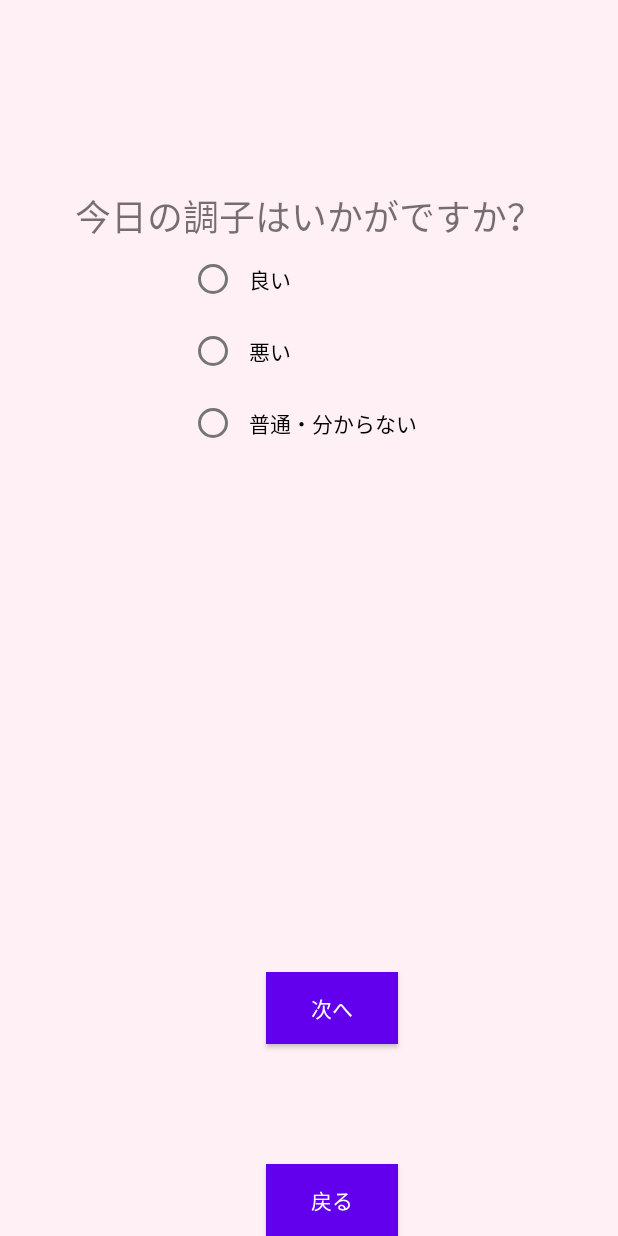
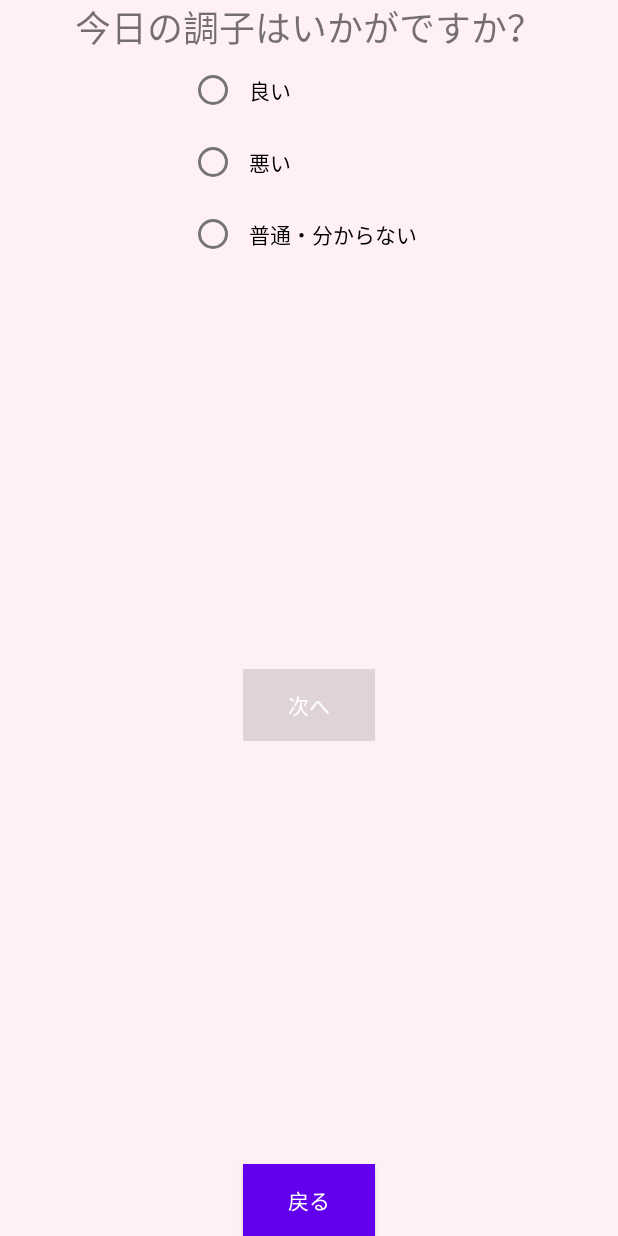
Before and after one commit to ayatakeishi/Imatsurai, an Android app: the layout activity_kyounochoushi.xml on its own in the app's theme, with its tools: preview values and no code run, on a phone screen of 412 x 824 dp. Run offline under Robolectric (Android 15) with nearby library versions, the phone set to English and light mode, and no system bars.

```diff
--- a/app/src/main/res/layout/activity_kyounochoushi.xml
+++ b/app/src/main/res/layout/activity_kyounochoushi.xml
@@ -14,12 +14,10 @@
         android:text="今日の調子はいかがですか？"
         android:gravity="center"
         android:textSize="24sp"
-        app:layout_constraintBottom_toBottomOf="parent"
-        app:layout_constraintHorizontal_bias="0.498"
-        app:layout_constraintLeft_toLeftOf="parent"
-        app:layout_constraintRight_toRightOf="parent"
         app:layout_constraintTop_toTopOf="parent"
-        app:layout_constraintVertical_bias="0.16" />
+        app:layout_constraintStart_toStartOf="parent"
+        app:layout_constraintEnd_toEndOf="parent"
+        app:layout_constraintVertical_bias="0.1" />
 
     <RadioGroup
         android:id="@+id/radioGroup"
@@ -48,6 +46,7 @@
             android:minHeight="48dp"
             android:padding="8dp"
             android:text="悪い" />
+
         <RadioButton
             android:id="@+id/radioButtonNeutral"
             android:layout_width="wrap_content"
@@ -62,15 +61,16 @@
         android:id="@+id/nextButton"
         android:layout_width="wrap_content"
         android:layout_height="wrap_content"
-        android:layout_marginBottom="80dp"
+        android:layout_marginBottom="16dp"
         android:background="#0000FF"
         android:text="次へ"
         android:textColor="#FFFFFF"
+        android:enabled="false"
         style="@style/Widget.AppCompat.Button"
-        app:layout_constraintBottom_toTopOf="@+id/backButton"
+        app:layout_constraintBottom_toTopOf="@id/backButton"
         app:layout_constraintEnd_toEndOf="parent"
-        app:layout_constraintHorizontal_bias="0.547"
-        app:layout_constraintStart_toStartOf="parent" />
+        app:layout_constraintStart_toStartOf="parent"
+        app:layout_constraintTop_toBottomOf="@id/radioGroup" />
 
     <Button
         android:id="@+id/backButton"
@@ -82,7 +82,6 @@
         style="@style/Widget.AppCompat.Button"
         app:layout_constraintBottom_toBottomOf="parent"
         app:layout_constraintEnd_toEndOf="parent"
-        app:layout_constraintHorizontal_bias="0.547"
         app:layout_constraintStart_toStartOf="parent" />
 
 </androidx.constraintlayout.widget.ConstraintLayout>
```
Also changed, not shown: app/src/main/java/jp/techacademy/aya/takeishi/imatsurai/MainActivity.kt (+44 -3 lines), app/src/main/java/jp/techacademy/aya/takeishi/imatsurai/kyounochoushi.kt (+12 -20 lines), app/src/main/java/jp/techacademy/aya/takeishi/imatsurai/sutoresuhassanhou.kt (+9 -1 lines).
